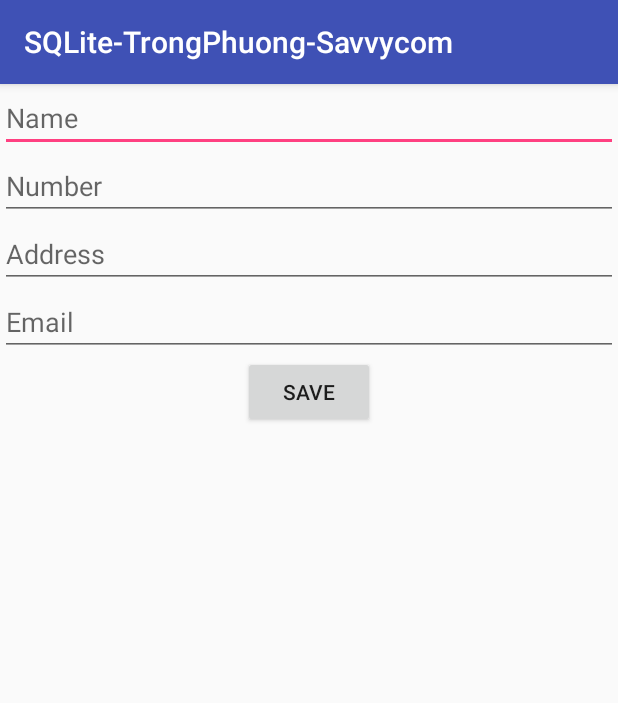
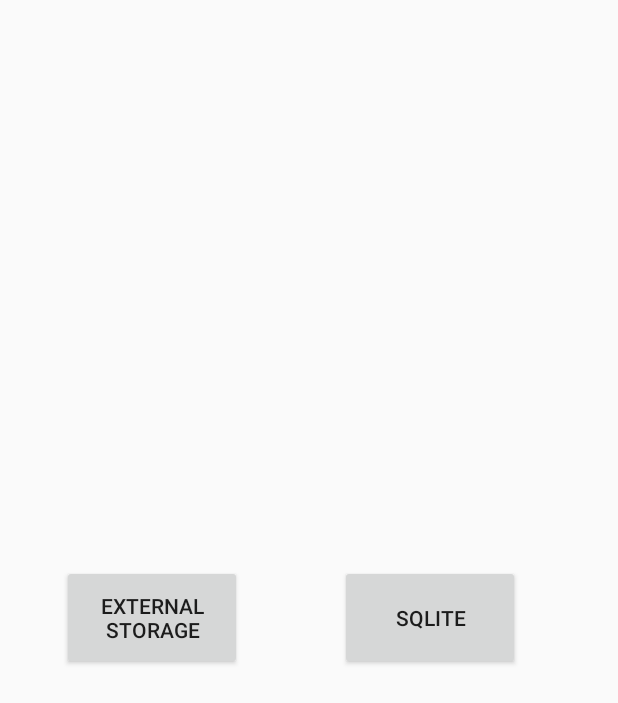
Before and after one commit to phuongBKA/sqlite-practice, an Android app: the screen it shows after launch (MainActivity before the commit, DirectionActivity after it), on a phone screen of 412 x 824 dp. Shown: the top 703 px of the screen. Run offline under Robolectric (Android 15) with nearby library versions, the phone set to English and light mode, and no system bars.

Commit message:
external storage and sqlite update and delete

```diff
--- /dev/null
+++ b/app/src/main/java/com/example/savvycom/sqlite_trongphuong_savvycom/DirectionActivity.java
@@ -0,0 +1,44 @@
+package com.example.savvycom.sqlite_trongphuong_savvycom;
+
+import android.content.Intent;
+import android.database.sqlite.SQLiteDatabase;
+import android.support.v7.app.AppCompatActivity;
+import android.os.Bundle;
+import android.view.View;
+import android.widget.Button;
+
+public class DirectionActivity extends AppCompatActivity {
+    Button mExternalStorage;
+    Button mSQLite;
+    private static final String TAG = "Direction_Activity";
+
+    @Override
+    protected void onCreate(Bundle savedInstanceState) {
+        super.onCreate(savedInstanceState);
+        setContentView(R.layout.activity_direction);
+
+        initView();
+        onClickEvent();
+    }
+
+    private void onClickEvent() {
+        mExternalStorage.setOnClickListener(new View.OnClickListener() {
+            @Override
+            public void onClick(View view) {
+                startActivity(new Intent(DirectionActivity.this, ExternalStorageActivity.class));
+            }
+        });
+
+        mSQLite.setOnClickListener(new View.OnClickListener() {
+            @Override
+            public void onClick(View view) {
+                startActivity(new Intent(DirectionActivity.this, SQLiteActivity.class));
+            }
+        });
+    }
+
+    private void initView() {
+        mExternalStorage = findViewById(R.id.btn_external_storage);
+        mSQLite = findViewById(R.id.btn_sqlite);
+    }
+}
--- a/app/src/main/java/com/example/savvycom/sqlite_trongphuong_savvycom/MainActivity.java
+++ /dev/null
@@ -1,77 +0,0 @@
-package com.example.savvycom.sqlite_trongphuong_savvycom;
-
-import android.support.v7.app.AppCompatActivity;
-import android.os.Bundle;
-import android.view.View;
-import android.widget.Button;
-import android.widget.EditText;
-import android.widget.ListView;
-
-import com.example.savvycom.sqlite_trongphuong_savvycom.adapter.CustomAdapter;
-import com.example.savvycom.sqlite_trongphuong_savvycom.data.DBManager;
-import com.example.savvycom.sqlite_trongphuong_savvycom.model.Student;
-
-import java.util.List;
-
-public class MainActivity extends AppCompatActivity {
-    private EditText edtName;
-    private EditText edtAddress;
-    private EditText edtEmail;
-    private EditText edtPhoneNumber;
-    private Button btnSave;
-    private ListView lvStudent;
-    private CustomAdapter customAdapter;
-    private List<Student> studentList;
-
-
-    @Override
-    protected void onCreate(Bundle savedInstanceState) {
-        super.onCreate(savedInstanceState);
-        setContentView(R.layout.activity_main);
-        final DBManager dbManager = new DBManager(this);
-        initWidget();
-        studentList = dbManager.getAllStudent();
-
-        btnSave.setOnClickListener(new View.OnClickListener() {
-            @Override
-            public void onClick(View view) {
-                Student student = createStudent();
-                if (student != null) {
-                    dbManager.addStudent(student);
-                }
-                studentList.clear();
-                studentList.addAll(dbManager.getAllStudent());
-                setAdapter();
-            }
-        });
-    }
-
-    private Student createStudent() {
-        String name = edtName.getText().toString();
-        String address = String.valueOf(edtAddress.getText());
-        String phoneNumber = edtPhoneNumber.getText() + "";
-        String email = edtEmail.getText().toString();
-
-        Student student = new Student(name, address, phoneNumber, email);
-        return student;
-    }
-
-    private void initWidget() {
-        edtAddress = findViewById(R.id.edt_address);
-        edtName = findViewById(R.id.edt_name);
-        edtPhoneNumber = findViewById(R.id.edt_number);
-        edtEmail = findViewById(R.id.edt_email);
-        btnSave = findViewById(R.id.btn_save);
-        lvStudent = findViewById(R.id.lv_student);
-    }
-
-    private void setAdapter() {
-        if (customAdapter == null) {
-            customAdapter = new CustomAdapter(this, R.layout.item_listview_student, studentList);
-            lvStudent.setAdapter(customAdapter);
-        } else {
-            customAdapter.notifyDataSetChanged();
-            lvStudent.setSelection(customAdapter.getCount() - 1);
-        }
-    }
-}
--- /dev/null
+++ b/app/src/main/res/layout/activity_direction.xml
@@ -0,0 +1,31 @@
+<?xml version="1.0" encoding="utf-8"?>
+<RelativeLayout xmlns:android="http://schemas.android.com/apk/res/android"
+    xmlns:app="http://schemas.android.com/apk/res-auto"
+    xmlns:tools="http://schemas.android.com/tools"
+    android:layout_width="match_parent"
+    android:layout_height="match_parent"
+    tools:context="com.example.savvycom.sqlite_trongphuong_savvycom.DirectionActivity">
+
+
+    <Button
+        android:id="@+id/btn_external_storage"
+        android:layout_width="120dp"
+        android:layout_height="70dp"
+        android:layout_alignParentLeft="true"
+        android:layout_alignParentStart="true"
+        android:layout_alignTop="@+id/btn_sqlite"
+        android:layout_marginLeft="41dp"
+        android:layout_marginStart="41dp"
+        android:text="External Storage" />
+
+    <Button
+        android:id="@+id/btn_sqlite"
+        android:layout_width="120dp"
+        android:layout_height="70dp"
+        android:layout_centerVertical="true"
+        android:layout_marginLeft="65dp"
+        android:layout_marginStart="65dp"
+        android:layout_toEndOf="@+id/btn_external_storage"
+        android:layout_toRightOf="@+id/btn_external_storage"
+        android:text="SQLite" />
+</RelativeLayout>
--- a/app/src/main/res/values/colors.xml
+++ b/app/src/main/res/values/colors.xml
@@ -3,4 +3,6 @@
     <color name="colorPrimary">#3F51B5</color>
     <color name="colorPrimaryDark">#303F9F</color>
     <color name="colorAccent">#FF4081</color>
+
+    <color name="white_text">#fff</color>
 </resources>
--- a/app/src/main/res/values/styles.xml
+++ b/app/src/main/res/values/styles.xml
@@ -1,7 +1,7 @@
 <resources>
 
     <!-- Base application theme. -->
-    <style name="AppTheme" parent="Theme.AppCompat.Light.DarkActionBar">
+    <style name="AppTheme" parent="Theme.AppCompat.Light.NoActionBar">
         <!-- Customize your theme here. -->
         <item name="colorPrimary">@color/colorPrimary</item>
         <item name="colorPrimaryDark">@color/colorPrimaryDark</item>
```
Also changed, not shown: app/src/main/AndroidManifest.xml (+6 -1 lines), app/src/main/java/com/example/savvycom/sqlite_trongphuong_savvycom/ExternalStorageActivity.java (added, +125 -0 lines), app/src/main/java/com/example/savvycom/sqlite_trongphuong_savvycom/SQLiteActivity.java (added, +140 -0 lines), app/src/main/java/com/example/savvycom/sqlite_trongphuong_savvycom/data/DBManager.java (+15 -0 lines), app/src/main/res/layout/activity_external_storage.xml (added, +30 -0 lines), app/src/main/res/layout/activity_main.xml (+31 -8 lines), app/src/main/res/layout/item_listview_student.xml (+35 -17 lines), 2 other files.
